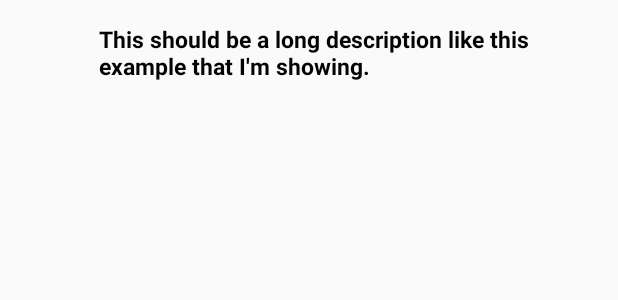
After one commit to desperatecat/KotlinRedditApp, an Android app: the layout news_item.xml on its own in the app's theme, with its tools: preview values and no code run, on a phone screen of 412 x 824 dp. The commit adds this screen. Shown: the top 300 px of the screen. Run offline under Robolectric (Android 15) with nearby library versions, the phone set to English and light mode, and no system bars.

Commit message:
MainActivity and NewsFragment

```diff
--- a/app/build.gradle
+++ b/app/build.gradle
@@ -30,7 +30,9 @@ dependencies {
     implementation 'androidx.core:core-ktx:1.0.2'
     implementation 'androidx.constraintlayout:constraintlayout:1.1.3'
     implementation 'com.google.android.material:material:1.0.0'
+    implementation 'androidx.recyclerview:recyclerview:1.0.0'
     testImplementation 'junit:junit:4.12'
     androidTestImplementation 'androidx.test.ext:junit:1.1.0'
     androidTestImplementation 'androidx.test.espresso:espresso-core:3.1.1'
+    implementation 'androidx.fragment:fragment-ktx:1.2.1'
 }
--- /dev/null
+++ b/app/src/main/res/layout/news_item.xml
@@ -0,0 +1,38 @@
+<?xml version="1.0" encoding="utf-8"?>
+<RelativeLayout xmlns:android="http://schemas.android.com/apk/res/android"
+    xmlns:tools="http://schemas.android.com/tools"
+    android:layout_width="wrap_content"
+    android:layout_height="wrap_content"
+    android:orientation="horizontal"
+    android:padding="5dip">
+
+    <!-- Left Thumbnail image -->
+
+    <ImageView
+        android:id="@+id/img_thumbnail"
+        android:layout_width="50dip"
+        android:layout_height="50dip"
+        android:layout_marginBottom="5dp"
+        android:layout_marginLeft="5dp"
+        android:layout_marginRight="5dp"
+        android:layout_marginTop="10dp" />
+
+    <!-- Description -->
+
+    <TextView
+        android:id="@+id/description"
+        android:layout_width="wrap_content"
+        android:layout_height="wrap_content"
+        android:layout_alignTop="@+id/img_thumbnail"
+        android:layout_toRightOf="@+id/img_thumbnail"
+        android:textColor="#040404"
+        android:textSize="15sp"
+        android:textStyle="bold"
+        android:typeface="sans"
+        tools:text="This should be a long description like this example that I'm showing." />
+
+
+
+
+
+</RelativeLayout>
```
Also changed, not shown: app/src/main/java/com/example/kotlinredditapp/MainActivity.kt (+36 -16 lines), app/src/main/java/com/example/kotlinredditapp/commons/Extensions.kt (added, +13 -0 lines), app/src/main/java/com/example/kotlinredditapp/features/news/NewsFragment.kt (added, +34 -0 lines), app/src/main/res/layout/activity_main.xml (+6 -8 lines), app/src/main/res/layout/content_main.xml (deleted, +0 -20 lines), app/src/main/res/layout/news_fragment.xml (added, +10 -0 lines).
